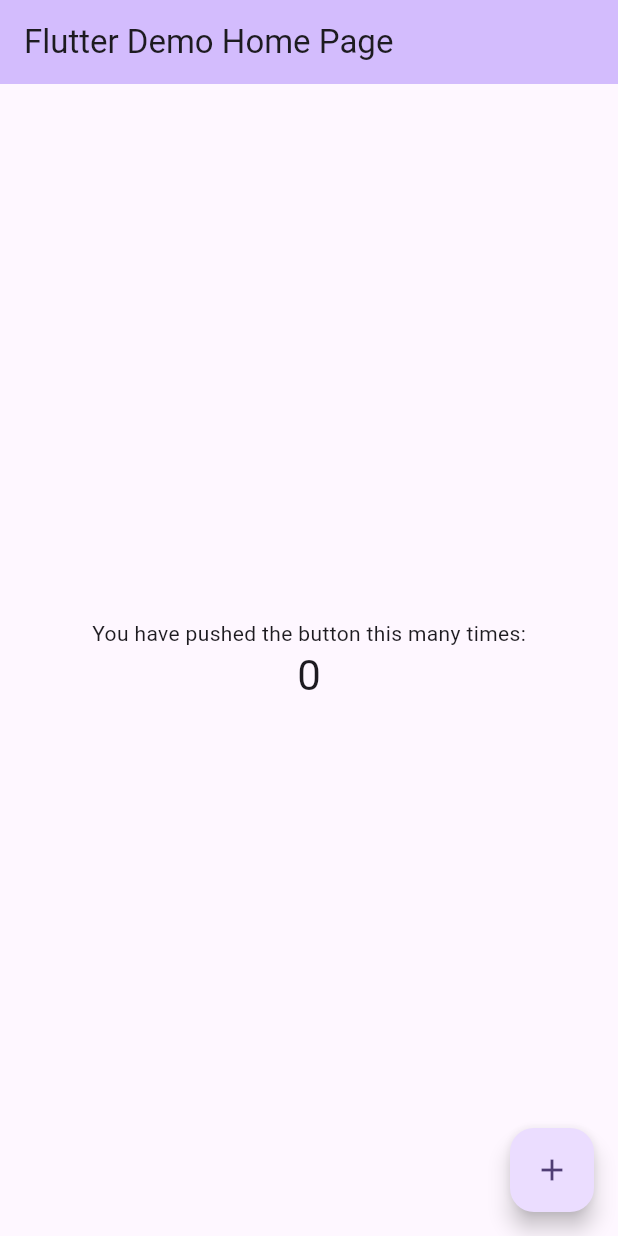
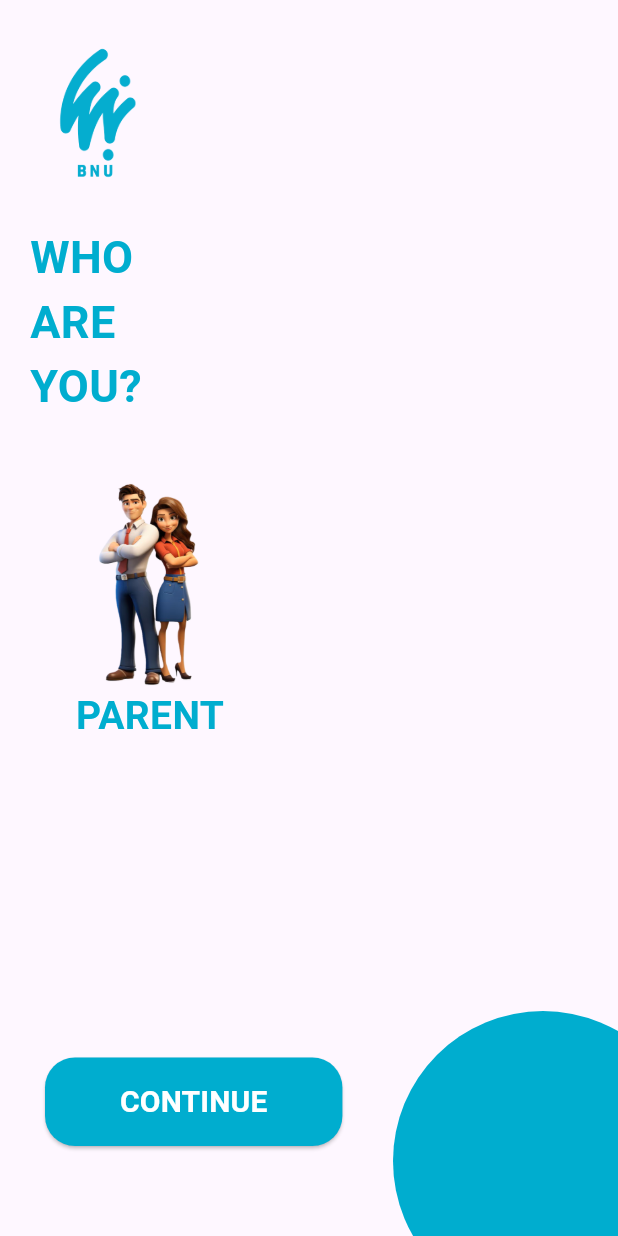
Before and after one commit to islamhussein1911/bnu_kids_app, a Flutter app: the screen it shows after launch, on a phone screen of 412 x 824 dp. Run offline on Flutter 3.47's test engine with Material 3 defaults, Android fonts, the phone set to English and light mode, and no system bars.

Commit message:
Describe what you changed

```diff
--- /dev/null
+++ b/lib/CustomWidgets/bnuLogo.dart
@@ -0,0 +1,14 @@
+import 'package:flutter/material.dart';
+
+class Bnulogo extends StatelessWidget {
+  const Bnulogo({super.key});
+
+  @override
+  Widget build(BuildContext context) {
+    return SizedBox(
+      height: 90,
+      width: 90,
+      child: Image.asset('assets/images/logo.png'),
+    );
+  }
+}
--- /dev/null
+++ b/lib/CustomWidgets/customCard.dart
@@ -0,0 +1,31 @@
+import 'package:flutter/material.dart';
+
+class CustomCard extends StatelessWidget {
+  final String avatarPath;
+  final String txt;
+  const CustomCard({super.key, required this.avatarPath, required this.txt});
+
+  @override
+  Widget build(BuildContext context) {
+    return Material(
+      child: Container(
+        child: Padding(
+          padding: const EdgeInsets.all(10.0),
+          child: Column(
+            children: [
+              SizedBox(height: 140, width: 140, child: Image.asset(avatarPath)),
+              Text(
+                txt,
+                style: TextStyle(
+                  color: Color(0xFF00adcf),
+                  fontSize: 26,
+                  fontWeight: FontWeight.bold,
+                ),
+              ),
+            ],
+          ),
+        ),
+      ),
+    );
+  }
+}
--- /dev/null
+++ b/lib/CustomWidgets/custom_button.dart
@@ -0,0 +1,28 @@
+import 'package:flutter/material.dart';
+
+class CustomButton extends StatelessWidget {
+  final VoidCallback? onPressed;
+  final String txt;
+
+  const CustomButton({super.key, this.onPressed, required this.txt});
+
+  @override
+  Widget build(BuildContext context) {
+    return ElevatedButton(
+      style: ElevatedButton.styleFrom(
+        backgroundColor: Color(0xFF00adcf),
+        padding: EdgeInsets.symmetric(horizontal: 50, vertical: 15),
+        shape: RoundedRectangleBorder(borderRadius: BorderRadius.circular(20)),
+      ),
+      onPressed: onPressed,
+      child: Text(
+        txt,
+        style: TextStyle(
+          fontSize: 20,
+          color: Colors.white,
+          fontWeight: FontWeight.bold,
+        ),
+      ),
+    );
+  }
+}
--- a/lib/app.dart
+++ b/lib/app.dart
@@ -0,0 +1,11 @@
+import 'package:bnu_kidsapp/screens/choice_screen.dart';
+import 'package:flutter/material.dart';
+
+class MyApp extends StatelessWidget {
+  const MyApp({super.key});
+
+  @override
+  Widget build(BuildContext context) {
+    return MaterialApp(debugShowCheckedModeBanner: false, home: ChoiceScreen());
+  }
+}
--- a/lib/main.dart
+++ b/lib/main.dart
@@ -1,122 +1,6 @@
+import 'package:bnu_kidsapp/app.dart';
 import 'package:flutter/material.dart';
 
 void main() {
   runApp(const MyApp());
 }
-
-class MyApp extends StatelessWidget {
-  const MyApp({super.key});
-
-  // This widget is the root of your application.
-  @override
-  Widget build(BuildContext context) {
-    return MaterialApp(
-      title: 'Flutter Demo',
-      theme: ThemeData(
-        // This is the theme of your application.
-        //
-        // TRY THIS: Try running your application with "flutter run". You'll see
-        // the application has a purple toolbar. Then, without quitting the app,
-        // try changing the seedColor in the colorScheme below to Colors.green
-        // and then invoke "hot reload" (save your changes or press the "hot
-        // reload" button in a Flutter-supported IDE, or press "r" if you used
-        // the command line to start the app).
-        //
-        // Notice that the counter didn't reset back to zero; the application
-        // state is not lost during the reload. To reset the state, use hot
-        // restart instead.
-        //
-        // This works for code too, not just values: Most code changes can be
-        // tested with just a hot reload.
-        colorScheme: ColorScheme.fromSeed(seedColor: Colors.deepPurple),
-      ),
-      home: const MyHomePage(title: 'Flutter Demo Home Page'),
-    );
-  }
-}
-
-class MyHomePage extends StatefulWidget {
-  const MyHomePage({super.key, required this.title});
-
-  // This widget is the home page of your application. It is stateful, meaning
-  // that it has a State object (defined below) that contains fields that affect
-  // how it looks.
-
-  // This class is the configuration for the state. It holds the values (in this
-  // case the title) provided by the parent (in this case the App widget) and
-  // used by the build method of the State. Fields in a Widget subclass are
-  // always marked "final".
-
-  final String title;
-
-  @override
-  State<MyHomePage> createState() => _MyHomePageState();
-}
-
-class _MyHomePageState extends State<MyHomePage> {
-  int _counter = 0;
-
-  void _incrementCounter() {
-    setState(() {
-      // This call to setState tells the Flutter framework that something has
-      // changed in this State, which causes it to rerun the build method below
-      // so that the display can reflect the updated values. If we changed
-      // _counter without calling setState(), then the build method would not be
-      // called again, and so nothing would appear to happen.
-      _counter++;
-    });
-  }
-
-  @override
-  Widget build(BuildContext context) {
-    // This method is rerun every time setState is called, for instance as done
-    // by the _incrementCounter method above.
-    //
-    // The Flutter framework has been optimized to make rerunning build methods
-    // fast, so that you can just rebuild anything that needs updating rather
-    // than having to individually change instances of widgets.
-    return Scaffold(
-      appBar: AppBar(
-        // TRY THIS: Try changing the color here to a specific color (to
-        // Colors.amber, perhaps?) and trigger a hot reload to see the AppBar
-        // change color while the other colors stay the same.
-        backgroundColor: Theme.of(context).colorScheme.inversePrimary,
-        // Here we take the value from the MyHomePage object that was created by
-        // the App.build method, and use it to set our appbar title.
-        title: Text(widget.title),
-      ),
-      body: Center(
-        // Center is a layout widget. It takes a single child and positions it
-        // in the middle of the parent.
-        child: Column(
-          // Column is also a layout widget. It takes a list of children and
-          // arranges them vertically. By default, it sizes itself to fit its
-          // children horizontally, and tries to be as tall as its parent.
-          //
-          // Column has various properties to control how it sizes itself and
-          // how it positions its children. Here we use mainAxisAlignment to
-          // center the children vertically; the main axis here is the vertical
-          // axis because Columns are vertical (the cross axis would be
-          // horizontal).
-          //
-          // TRY THIS: Invoke "debug painting" (choose the "Toggle Debug Paint"
-          // action in the IDE, or press "p" in the console), to see the
-          // wireframe for each widget.
-          mainAxisAlignment: MainAxisAlignment.center,
-          children: <Widget>[
-            const Text('You have pushed the button this many times:'),
-            Text(
-              '$_counter',
-              style: Theme.of(context).textTheme.headlineMedium,
-            ),
-          ],
-        ),
-      ),
-      floatingActionButton: FloatingActionButton(
-        onPressed: _incrementCounter,
-        tooltip: 'Increment',
-        child: const Icon(Icons.add),
-      ), // This trailing comma makes auto-formatting nicer for build methods.
-    );
-  }
-}
--- a/lib/screens/choice_screen.dart
+++ b/lib/screens/choice_screen.dart
@@ -0,0 +1,69 @@
+import 'package:bnu_kidsapp/CustomWidgets/bnuLogo.dart';
+import 'package:bnu_kidsapp/CustomWidgets/customCard.dart';
+import 'package:bnu_kidsapp/CustomWidgets/custom_button.dart';
+import 'package:flutter/material.dart';
+
+class ChoiceScreen extends StatelessWidget {
+  const ChoiceScreen({super.key});
+
+  @override
+  Widget build(BuildContext context) {
+    return Scaffold(
+      body: Padding(
+        padding: const EdgeInsets.only(top: 30, left: 20),
+        child: Column(
+          crossAxisAlignment: CrossAxisAlignment.start,
+          children: [
+            Bnulogo(),
+            SizedBox(height: 30),
+            Text(
+              "WHO",
+              style: TextStyle(
+                fontSize: 30,
+                color: Color(0xFF00adcf),
+                fontWeight: FontWeight.bold,
+              ),
+            ),
+            Text(
+              "ARE",
+              style: TextStyle(
+                fontSize: 30,
+                color: Color(0xFF00adcf),
+                fontWeight: FontWeight.bold,
+              ),
+            ),
+            Text(
+              "YOU?",
+              style: TextStyle(
+                fontSize: 30,
+                color: Color(0xFF00adcf),
+                fontWeight: FontWeight.bold,
+              ),
+            ),
+            SizedBox(height: 30),
+            CustomCard(avatarPath: 'assets/avatars/parents.png', txt: 'PARENT'),
+            Expanded(
+              child: Stack(
+                children: [
+                  Positioned(
+                    bottom: -50,
+                    right: -50,
+                    child: CircleAvatar(
+                      radius: 100,
+                      backgroundColor: Color(0xFF00adcf),
+                    ),
+                  ),
+                  Positioned(
+                    bottom: 60,
+                    left: 10,
+                    child: CustomButton(txt: "CONTINUE", onPressed: () {}),
+                  ),
+                ],
+              ),
+            ),
+          ],
+        ),
+      ),
+    );
+  }
+}
--- a/pubspec.yaml
+++ b/pubspec.yaml
@@ -58,7 +58,9 @@ flutter:
   uses-material-design: true
 
   # To add assets to your application, add an assets section, like this:
-  # assets:
+  assets:
+      - assets/images/
+      - assets/avatars/
   #   - images/a_dot_burr.jpeg
   #   - images/a_dot_ham.jpeg
 
```
Also changed, not shown: assets/avatars/child.png (added), assets/avatars/parents.png (added), assets/images/logo.png (added).
